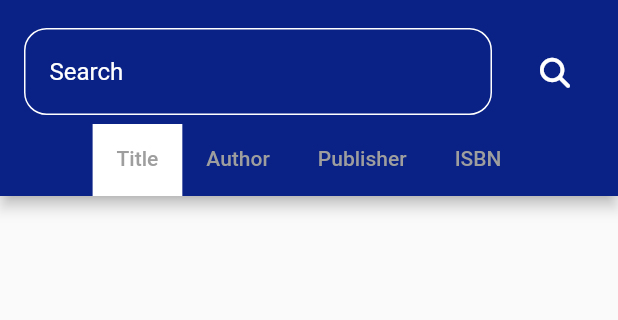
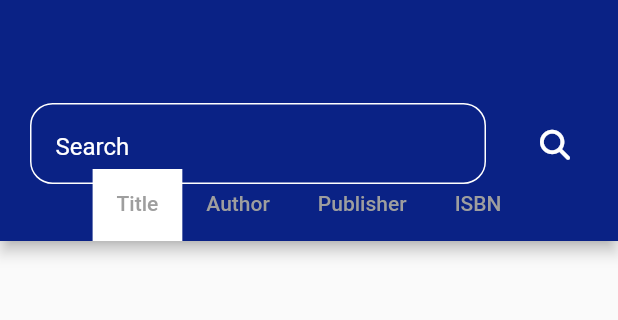
Before and after one commit to swatikawale/Books-Library, a Flutter app: the screen it shows after launch, after a tap on the "list" icon, after a tap on the "add" icon, on a phone screen of 412 x 824 dp, the part 59-379 px from its top. Run offline on Flutter 3.47's test engine with Material 2 defaults, Android fonts, the phone set to English and light mode, and no system bars; our stand-ins replace font_awesome_flutter; network calls fail.

Commit message:
first commit

```diff
--- a/lib/screens/home_page.dart
+++ b/lib/screens/home_page.dart
@@ -250,12 +250,12 @@ class _HomePage extends State<HomePage>
 
   Widget getSearchBarUI() {
     return Padding(
-      padding: const EdgeInsets.only(left: 16, right: 16, top: 50, bottom: 30),
+      padding: const EdgeInsets.only(left: 20, right: 16, top: 100, bottom: 30),
       child: Row(
         children: <Widget>[
           Expanded(
             child: Padding(
-              padding: const EdgeInsets.only(right: 16, top: 8, bottom: 8),
+              padding: const EdgeInsets.only(right: 20, top: 8, bottom: 8),
               child: Container(
                 // ignore: prefer_const_constructors
                 decoration: BoxDecoration(
@@ -359,7 +359,7 @@ class _HomePage extends State<HomePage>
             appBar: PreferredSize(
                 preferredSize: isExpanded == false
                     ? Size.fromHeight(100.0)
-                    : Size.fromHeight(170.0),
+                    : Size.fromHeight(200.0),
                 child: AppBar(
                   backgroundColor: Color.fromARGB(255, 10, 34, 133),
                   automaticallyImplyLeading: true,
@@ -656,7 +656,7 @@ class _HomePage extends State<HomePage>
                                 controller.text.isNotEmpty
                             ? GridView.builder(
                                 controller: _scrollController,
-                                padding: const EdgeInsets.all(8),
+                                padding: const EdgeInsets.all(10),
                                 itemCount: _searchResult.length,
                                 itemBuilder: (BuildContext context, int index) {
                                   return Card(
@@ -708,7 +708,7 @@ class _HomePage extends State<HomePage>
                                           SliverGridDelegateWithFixedCrossAxisCount(
                                               crossAxisCount: 2),
                                       controller: _scrollController,
-                                      padding: const EdgeInsets.all(8),
+                                      padding: const EdgeInsets.all(10),
                                       itemCount: _userDetails.length,
                                       itemBuilder:
                                           (BuildContext context, int index) {
```
